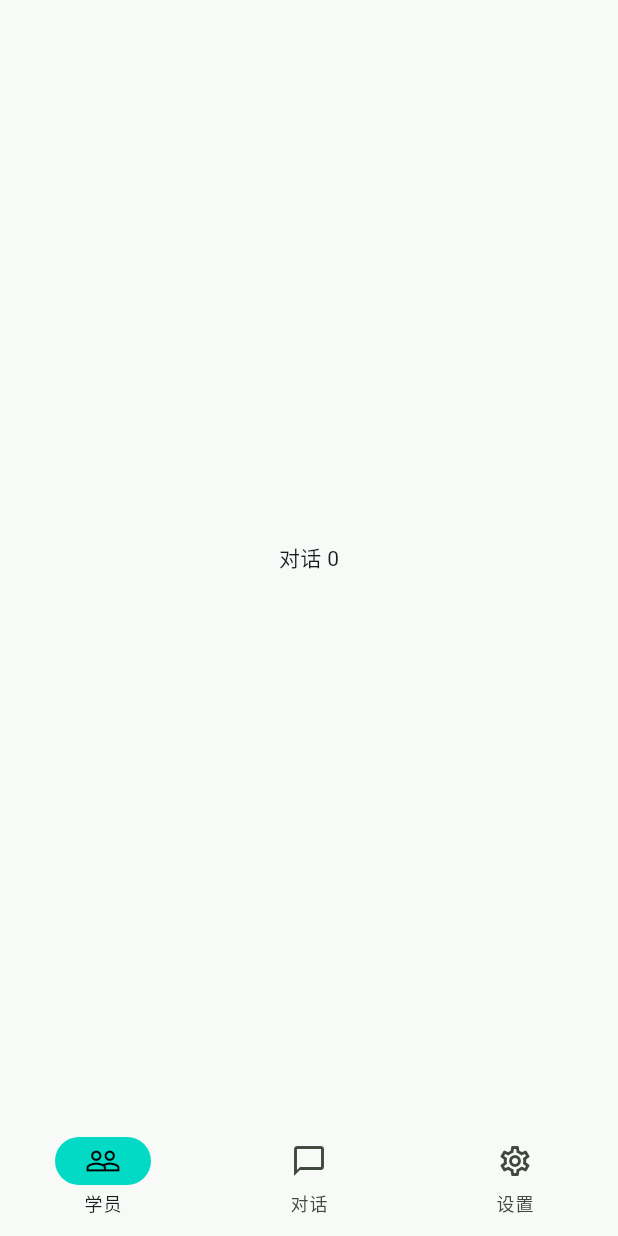
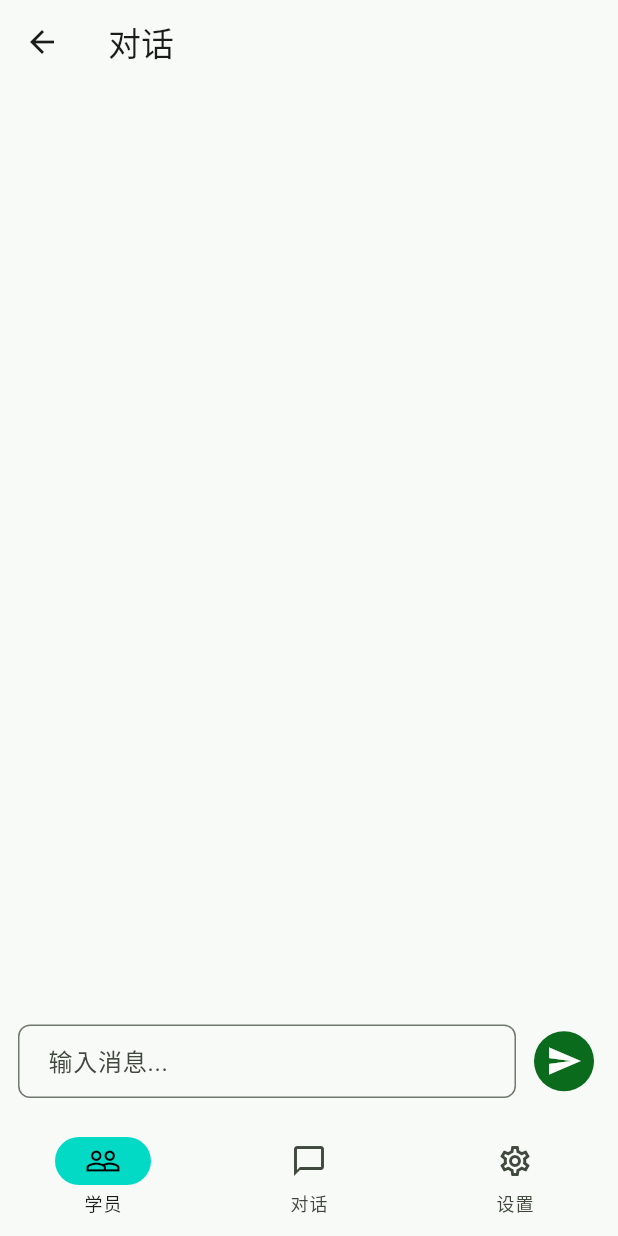
Before and after one commit to Casertmisten/slim-bot, a Flutter app: the ChatPage screen opened directly with empty values, on a phone screen of 412 x 824 dp. Run offline on Flutter 3.47's test engine with Material 3 defaults, Android fonts, the phone set to English and light mode, and no system bars; our stand-ins replace dio, fl_chart, flutter_riverpod, go_router, shared_preferences; accounts and stored records are empty.

Commit message:
feat: 实现对话页 SSE 流式渲染

```diff
--- a/lib/features/chat/chat_page.dart
+++ b/lib/features/chat/chat_page.dart
@@ -1,9 +1,146 @@
 import 'package:flutter/material.dart';
+import 'package:flutter_riverpod/flutter_riverpod.dart';
+import '../../core/models/models.dart';
+import '../../core/repositories/repository_provider.dart';
+import 'providers/chat_providers.dart';
+import 'widgets/chat_bubble.dart';
 
-final class ChatPage extends StatelessWidget {
+class ChatPage extends ConsumerStatefulWidget {
   final int sessionId;
   const ChatPage({super.key, required this.sessionId});
+
   @override
-  Widget build(BuildContext context) =>
-      Scaffold(body: Center(child: Text('对话 $sessionId')));
+  ConsumerState<ChatPage> createState() => _ChatPageState();
 }
+
+class _ChatPageState extends ConsumerState<ChatPage> {
+  final _input = TextEditingController();
+  final _scrollCtrl = ScrollController();
+  final _messages = <ChatMessage>[];
+  bool _sending = false;
+  String _streaming = '';
+
+  @override
+  void dispose() {
+    _input.dispose();
+    _scrollCtrl.dispose();
+    super.dispose();
+  }
+
+  void _scrollDown() {
+    WidgetsBinding.instance.addPostFrameCallback((_) {
+      if (_scrollCtrl.hasClients) {
+        _scrollCtrl.animateTo(
+          _scrollCtrl.position.maxScrollExtent,
+          duration: const Duration(milliseconds: 100),
+          curve: Curves.easeOut,
+        );
+      }
+    });
+  }
+
+  Future<void> _send() async {
+    final text = _input.text.trim();
+    if (text.isEmpty || _sending) return;
+    _input.clear();
+    setState(() {
+      _sending = true;
+      _messages.add(ChatMessage(
+        id: -1, sessionId: widget.sessionId, role: MessageRole.user,
+        content: text, createdAt: DateTime.now(),
+      ));
+      _streaming = '';
+    });
+    _scrollDown();
+
+    final repo = ref.read(repositoryProvider);
+    try {
+      await repo.sendMessageStream(widget.sessionId, text, onChunk: (chunk) {
+        setState(() => _streaming += chunk);
+        _scrollDown();
+      });
+      // 流结束后刷新历史（拿到带 id 的真实消息）
+      ref.invalidate(chatMessagesProvider(widget.sessionId));
+      final fresh = await ref.read(chatMessagesProvider(widget.sessionId).future);
+      setState(() {
+        _messages.clear();
+        _messages.addAll(fresh);
+        _streaming = '';
+      });
+    } catch (e) {
+      if (mounted) {
+        ScaffoldMessenger.of(context).showSnackBar(SnackBar(content: Text('发送失败：$e')));
+      }
+    } finally {
+      if (mounted) setState(() => _sending = false);
+    }
+  }
+
+  @override
+  Widget build(BuildContext context) {
+    final history = ref.watch(chatMessagesProvider(widget.sessionId));
+    // 首次加载历史
+    if (_messages.isEmpty) {
+      history.whenData((list) {
+        WidgetsBinding.instance.addPostFrameCallback((_) {
+          if (_messages.isEmpty && mounted) {
+            setState(() {
+              _messages.addAll(list);
+            });
+            _scrollDown();
+          }
+        });
+      });
+    }
+
+    return Scaffold(
+      appBar: AppBar(title: const Text('对话')),
+      body: Column(
+        children: [
+          Expanded(
+            child: history.when(
+              data: (_) => ListView(
+                controller: _scrollCtrl,
+                padding: const EdgeInsets.all(16),
+                children: [
+                  for (final m in _messages) ...[
+                    ChatBubble(role: m.role, content: m.content),
+                    const SizedBox(height: 8),
+                  ],
+                  if (_streaming.isNotEmpty) ...[
+                    ChatBubble(role: MessageRole.assistant, content: _streaming),
+                    const SizedBox(height: 8),
+                  ],
+                ],
+              ),
+              loading: () => const Center(child: CircularProgressIndicator()),
+              error: (e, _) => Center(child: Text('$e')),
+            ),
+          ),
+          SafeArea(
+            child: Padding(
+              padding: const EdgeInsets.all(12),
+              child: Row(
+                children: [
+                  Expanded(
+                    child: TextField(
+                      controller: _input,
+                      decoration: const InputDecoration(hintText: '输入消息...'),
+                      onSubmitted: (_) => _send(),
+                      enabled: !_sending,
+                    ),
+                  ),
+                  const SizedBox(width: 8),
+                  IconButton.filled(
+                    onPressed: _sending ? null : _send,
+                    icon: const Icon(Icons.send),
+                  ),
+                ],
+              ),
+            ),
+          ),
+        ],
+      ),
+    );
+  }
+}
```
Also changed, not shown: lib/features/chat/widgets/chat_bubble.dart (added, +30 -0 lines).
